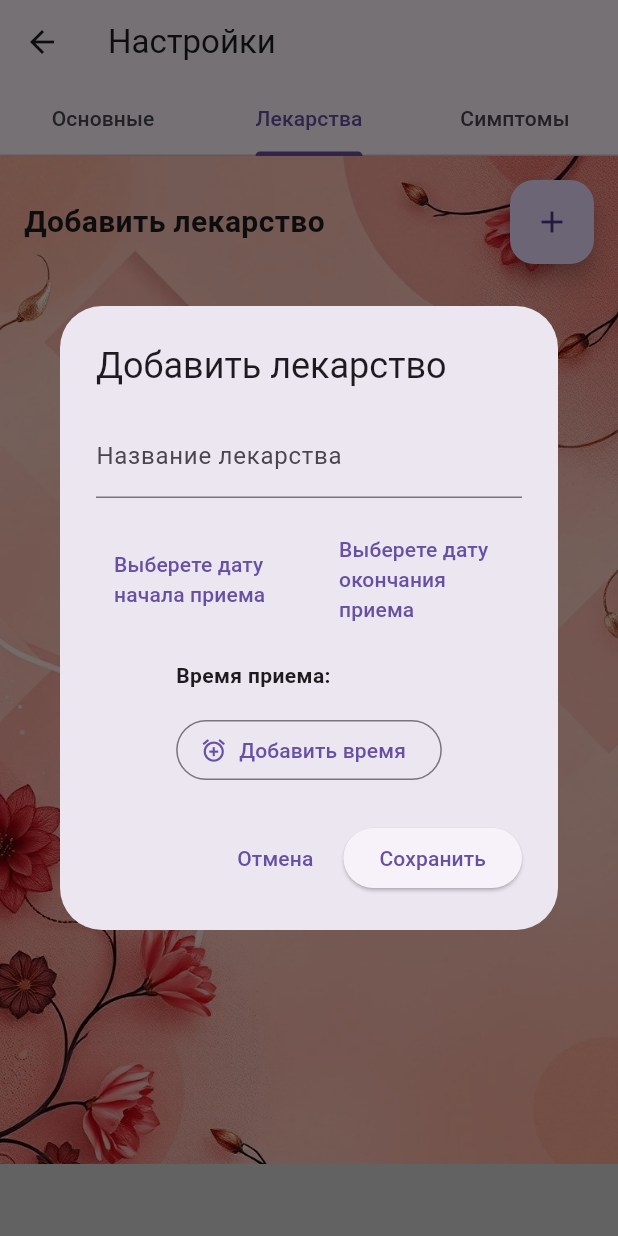
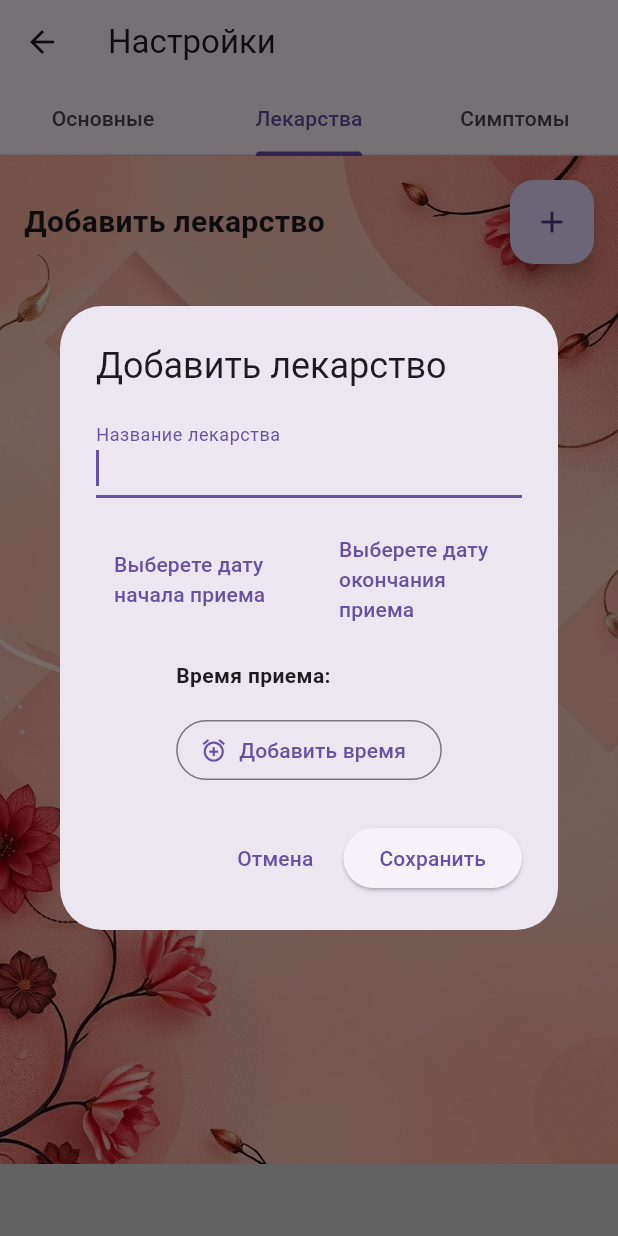
Before and after one commit to ruzanovalexei/womanlife, a Flutter app: the SettingsScreen screen opened directly, tab 2 chosen, after a tap on the "add" icon, on a phone screen of 412 x 824 dp. Run offline on Flutter 3.47's test engine with Material 3 defaults, Android fonts, the phone set to English and light mode, and no system bars; our stand-ins replace flutter_local_notifications, permission_handler, sqflite, table_calendar; missing offline and left inert: workmanager, yandex_mobileads; accounts and stored records are empty.

```diff
--- a/lib/widgets/medications_tab.dart
+++ b/lib/widgets/medications_tab.dart
@@ -43,140 +43,38 @@ class _MedicationsTabState extends State<MedicationsTab> {
   }
 
   Future<void> _showMedicationDialog({Medication? medication}) async {
-    await showDialog( // Оборачиваем в showDialog
+    final result = await showDialog<Medication>(
       context: context,
-      builder: (dialogContext) { // Используем dialogContext
-        final TextEditingController nameController = TextEditingController(text: medication?.name);
-        DateTime? startDate = medication?.startDate;
-        DateTime? endDate = medication?.endDate;
-        List<MedicationTime> times = List.from(medication?.times ?? []);
+      builder: (context) {
+        return MedicationDialog(medication: medication);
+      },
+    );
 
-        return StatefulBuilder(
-          builder: (BuildContext context, StateSetter setState) {
+    // Если пользователь сохранил лекарство, обрабатываем результат
+    if (result != null) {
+      try {
+        if (medication == null) {
+          await _databaseHelper.insertMedication(result);
+        } else {
+          await _databaseHelper.updateMedication(result);
+        }
+        await _loadMedications();
+
+        if (mounted) {
+          // Сообщение об успехе можно добавить при необходимости
+        }
+      } catch (e) {
+        if (mounted) {
           final l10n = AppLocalizations.of(context)!;
-            return AlertDialog(
-              title: Text(medication == null ? l10n.addMedicationTitle : l10n.editMedicationTitle),
-              content: SingleChildScrollView(
-                child: Column(
-                  mainAxisSize: MainAxisSize.min,
-                  children: [
-                    TextField(
-                      controller: nameController,
-                      decoration: InputDecoration(labelText: l10n.medicationNameLabel),
-                    ),
-                    const SizedBox(height: 16),
-                    Row(
-                      children: [
-                        Expanded(
-                          child: TextButton(
-                            onPressed: () async {
-                              final DateTime? picked = await showDatePicker(
-                                context: context,
-                                // При старте showDatePicker, используем toLocal() чтобы преобразовать UTC дату обратно в локальную
-                                initialDate: startDate == null ? PeriodCalculator.getToday().toLocal() : startDate!.toLocal(),
-                                firstDate: DateTime(2000),
-                                lastDate: DateTime(2100),
-                              );
-                              if (picked != null) {
-                                setState(() {
-                                  // Преобразуем выбранную локальную дату в UTC-дату, сохраняя день/месяц/год
-                                  startDate = MyDateUtils.fromLocalDayToUtcDay(picked);
-                                });
-                              }
-                            },
-                            // Отображаем startDate преобразованную в локальное время для пользователя
-                            child: Text(startDate != null ? '${l10n.medicationStartDateLabel}: ${DateFormat('dd.MM.yyyy').format(startDate!.toLocal())}' : l10n.medicationPickStartDate),
-                          ),
-                        ),
-                        const SizedBox(width: 16),
-                        Expanded(
-                          child: TextButton(
-                            onPressed: () async {
-                              final DateTime? picked = await showDatePicker(
-                                context: context,
-                                // При старте showDatePicker, используем toLocal() чтобы преобразовать UTC дату обратно в локальную
-                                initialDate: endDate == null ? startDate?.toLocal() ?? PeriodCalculator.getToday().toLocal() : endDate!.toLocal(),
-                                firstDate: DateTime(2000),
-                                lastDate: DateTime(2100),
-                              );
-                              if (picked != null) {
-                                setState(() {
-                                  // Преобразуем выбранную локальную дату в UTC-дату, сохраняя день/месяц/год
-                                  endDate = MyDateUtils.fromLocalDayToUtcDay(picked);
-                                });
-                              }
-                            },
-                            // Отображаем endDate преобразованную в локальное время для пользователя
-                            child: Text(endDate != null ? '${l10n.medicationEndDateLabel}: ${DateFormat('dd.MM.yyyy').format(endDate!.toLocal())}' : l10n.medicationPickEndDate),
-                          ),
-                        ),
-                      ],
-                    ),
-                    const SizedBox(height: 16),
-                    MedicationTimePicker(
-                      initialTimes: times,
-                      onTimesChanged: (newTimes) {
-                        setState(() {
-                          times = newTimes;
-                        });
-                      },
-                    ),
-                  ],
-                ),
-              ),
-              actions: [
-                TextButton(
-                  onPressed: () {
-                    Navigator.of(context).pop();
-                  },
-                  child: Text(l10n.cancelButton),
-                ),
-                ElevatedButton(
-                  onPressed: () async {
-                    final name = nameController.text.trim();
-                    if (name.isEmpty || startDate == null) {
           ScaffoldMessenger.of(context).showSnackBar(
             SnackBar(
-                          content: Text(l10n.medicationNameMissingError), // localization
-                          backgroundColor: Colors.red,
-                        ),
-                      );
-                      return;
-                    }
-
-                    final newMedication = Medication(
-                      id: medication?.id,
-                      name: name,
-                      startDate: startDate!,
-                      endDate: endDate,
-                      times: times,
-                    );
-
-                    try {
-                      if (medication == null) {
-                        await _databaseHelper.insertMedication(newMedication);
-                      } else {
-                        await _databaseHelper.updateMedication(newMedication);
-                      }
-                      await _loadMedications(); // Обновляем список лекарств в MedicationsTab
-                      Navigator.of(context).pop(); // Закрываем диалог
-                    } catch (e) {
-                      ScaffoldMessenger.of(context).showSnackBar(
-                        SnackBar(
-                          content: Text(l10n.medicationSaveError(e.toString())), // localization
+              content: Text(l10n.medicationSaveError(e.toString())),
               backgroundColor: Colors.red,
             ),
           );
         }
-                  },
-                  child: Text(l10n.saveButton),
-                ),
-              ],
-            );
-          },
-        );
-      },
-    );
+      }
+    }
   }
 
   Future<void> _deleteMedication(Medication medication) async {
@@ -314,3 +212,169 @@ class _MedicationsTabState extends State<MedicationsTab> {
     );
   }
 }
+
+// Отдельный виджет для диалога добавления/редактирования лекарства
+class MedicationDialog extends StatefulWidget {
+  final Medication? medication;
+
+  const MedicationDialog({super.key, this.medication});
+
+  @override
+  State<MedicationDialog> createState() => _MedicationDialogState();
+}
+
+class _MedicationDialogState extends State<MedicationDialog> {
+  late TextEditingController nameController;
+  late DateTime? startDate;
+  late DateTime? endDate;
+  late List<MedicationTime> times;
+  bool isAtStart = true; // Отслеживаем, находится ли курсор в начале
+
+  @override
+  void initState() {
+    super.initState();
+    nameController = TextEditingController(text: widget.medication?.name);
+    startDate = widget.medication?.startDate;
+    endDate = widget.medication?.endDate;
+    times = List.from(widget.medication?.times ?? []);
+
+    // Добавляем listener для отслеживания позиции курсора
+    nameController.addListener(_updateKeyboardState);
+  }
+
+  @override
+  void dispose() {
+    nameController.dispose();
+    super.dispose();
+  }
+
+  // Функция для обновления состояния клавиатуры
+  void _updateKeyboardState() {
+    final currentPosition = nameController.selection.extentOffset;
+    final newIsAtStart = currentPosition == 0;
+
+    if (newIsAtStart != isAtStart) {
+      setState(() {
+        isAtStart = newIsAtStart;
+      });
+    }
+  }
+
+  @override
+  Widget build(BuildContext context) {
+    final l10n = AppLocalizations.of(context)!;
+
+    return AlertDialog(
+      title: Text(widget.medication == null ? l10n.addMedicationTitle : l10n.editMedicationTitle),
+      content: SingleChildScrollView(
+        child: Column(
+          mainAxisSize: MainAxisSize.min,
+          children: [
+            TextField(
+              controller: nameController,
+              decoration: InputDecoration(labelText: l10n.medicationNameLabel),
+              autofocus: widget.medication == null, // Автофокус только при добавлении
+              textCapitalization: isAtStart
+                  ? TextCapitalization.sentences // Первая буква заглавная, остальные строчные
+                  : TextCapitalization.none,      // Все строчные буквы в середине
+              keyboardType: TextInputType.text,
+              textInputAction: TextInputAction.next,
+            ),
+            const SizedBox(height: 16),
+            Row(
+              children: [
+                Expanded(
+                  child: TextButton(
+                    onPressed: () async {
+                      final DateTime? picked = await showDatePicker(
+                        context: context,
+                        initialDate: startDate == null ? PeriodCalculator.getToday().toLocal() : startDate!.toLocal(),
+                        firstDate: DateTime(2000),
+                        lastDate: DateTime(2100),
+                      );
+                      if (picked != null) {
+                        setState(() {
+                          startDate = MyDateUtils.fromLocalDayToUtcDay(picked);
+                        });
+                      }
+                    },
+                    child: Text(startDate != null
+                        ? '${l10n.medicationStartDateLabel}: ${DateFormat('dd.MM.yyyy').format(startDate!.toLocal())}'
+                        : l10n.medicationPickStartDate),
+                  ),
+                ),
+                const SizedBox(width: 16),
+                Expanded(
+                  child: TextButton(
+                    onPressed: () async {
+                      final DateTime? picked = await showDatePicker(
+                        context: context,
+                        initialDate: endDate == null ? startDate?.toLocal() ?? PeriodCalculator.getToday().toLocal() : endDate!.toLocal(),
+                        firstDate: DateTime(2000),
+                        lastDate: DateTime(2100),
+                      );
+                      if (picked != null) {
+                        setState(() {
+                          endDate = MyDateUtils.fromLocalDayToUtcDay(picked);
+                        });
+                      }
+                    },
+                    child: Text(endDate != null
+                        ? '${l10n.medicationEndDateLabel}: ${DateFormat('dd.MM.yyyy').format(endDate!.toLocal())}'
+                        : l10n.medicationPickEndDate),
+                  ),
+                ),
+              ],
+            ),
+            const SizedBox(height: 16),
+            MedicationTimePicker(
+              initialTimes: times,
+              onTimesChanged: (newTimes) {
+                setState(() {
+                  times = newTimes;
+                });
+              },
+            ),
+          ],
+        ),
+      ),
+      actions: [
+        TextButton(
+          onPressed: () {
+            Navigator.of(context).pop();
+          },
+          child: Text(l10n.cancelButton),
+        ),
+        ElevatedButton(
+          onPressed: _saveMedication,
+          child: Text(l10n.saveButton),
+        ),
+      ],
+    );
+  }
+
+  void _saveMedication() {
+    final name = nameController.text.trim();
+
+    if (name.isEmpty || startDate == null) {
+      final l10n = AppLocalizations.of(context)!;
+      ScaffoldMessenger.of(context).showSnackBar(
+        SnackBar(
+          content: Text(l10n.medicationNameMissingError),
+          backgroundColor: Colors.red,
+        ),
+      );
+      return;
+    }
+
+    final newMedication = Medication(
+      id: widget.medication?.id,
+      name: name,
+      startDate: startDate!,
+      endDate: endDate,
+      times: times,
+    );
+
+    Navigator.of(context).pop(newMedication);
+  }
+}
```
Also changed, not shown: lib/widgets/symptoms_tab.dart (+215 -92 lines). Lines whose indentation alone changed are shown as unchanged.
